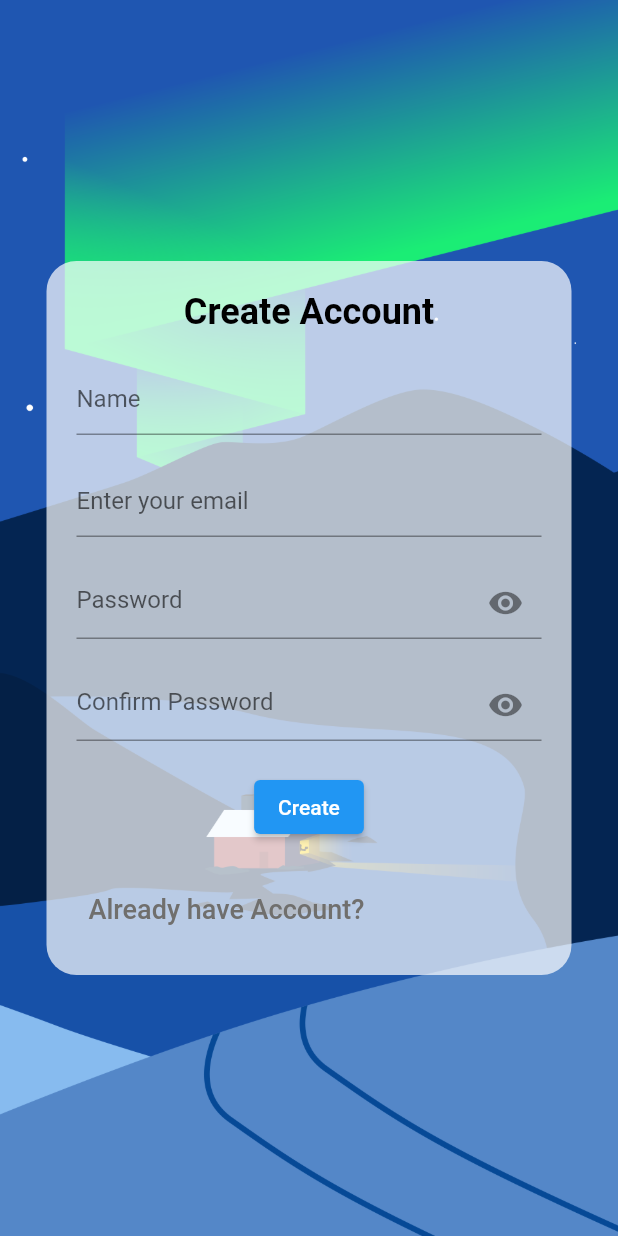
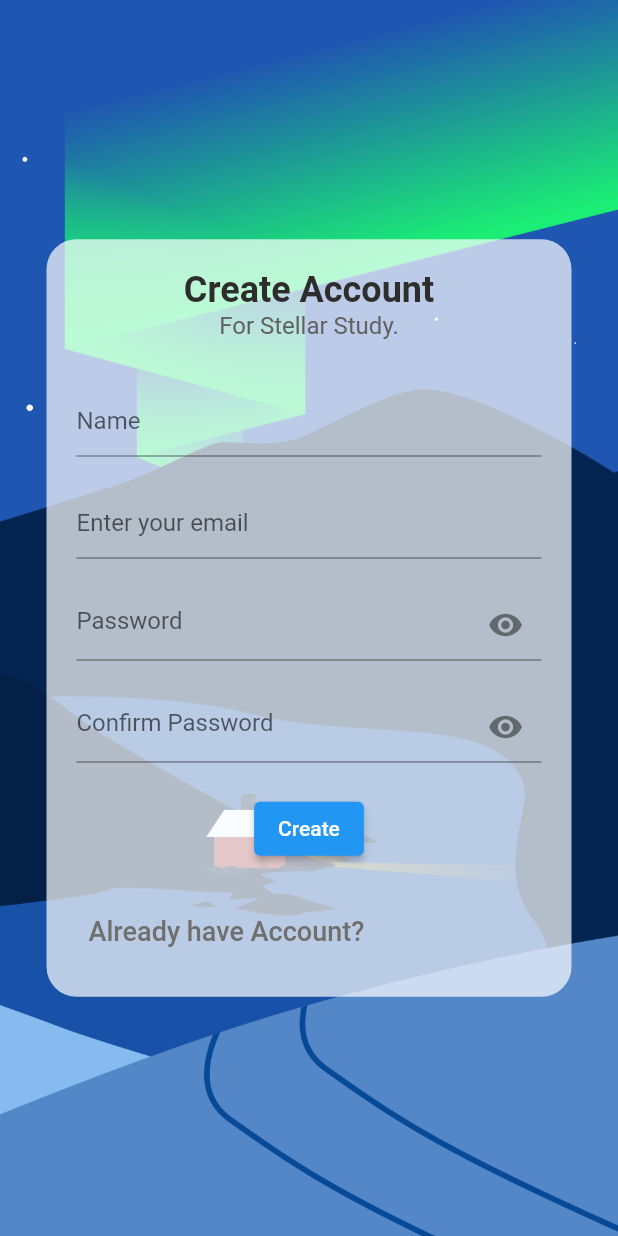
Before and after one commit to rai-Aman/Stellar-Study-Application, a Flutter app: the MyLogin screen opened by its route, after a tap on "Login", after a tap on "Sign Up", on a phone screen of 412 x 824 dp. Run offline on Flutter 3.47's test engine with Material 2 defaults, Android fonts, the light colour scheme and no system bars; drawn by our look-alikes of animated_text_kit; our stand-ins replace sqflite; accounts and stored records are empty.

Commit message:
work for homepage started

```diff
--- /dev/null
+++ b/lib/databaseHelper/user.dart
@@ -0,0 +1,41 @@
+class User {
+  final int userId;
+  final String fullName;
+  final String email;
+  final String password;
+
+  User({
+    required this.userId,
+    required this.fullName,
+    required this.email,
+    required this.password,
+  });
+
+  // Convert a User into a Map. The keys must correspond to the names of the
+  // columns in the database table.
+  Map<String, dynamic> toMap() {
+    return {
+      'userId': userId,
+      'fullName': fullName,
+      'email': email,
+      'password': password,
+
+    };
+  }
+
+  // Convert a Map into a User. The Map must contain all of the fields as keys.
+  factory User.fromMap(Map<String, dynamic> map) {
+    return User(
+      userId: map['userId'],
+      fullName: map['fullName'],
+      email: map['email'],
+      password: map['password'],
+    );
+  }
+
+  // Override the toString method to return a custom string representation
+  @override
+  String toString() {
+    return "User:{userId: $userId, fullName: $fullName, email: $email, password: $password,}\n";
+  }
+}
--- a/lib/login.dart
+++ b/lib/login.dart
@@ -1,5 +1,6 @@
 import 'package:flutter/material.dart';
 import 'functions.dart';
+import 'package:animated_text_kit/animated_text_kit.dart';
 
 class MyLogin extends StatefulWidget {
   const MyLogin({Key? key}) : super(key: key);
@@ -8,25 +9,24 @@
   State<MyLogin> createState() => _MyLoginState();
 }
 
-class _MyLoginState extends State<MyLogin> {
+class _MyLoginState extends State<MyLogin> with SingleTickerProviderStateMixin {
   final formKey = GlobalKey<FormState>(); //key for form
   bool _obscureText = true;
-
   @override
   Widget build(BuildContext context) {
     return Scaffold(
-      appBar: AppBar(
-        backgroundColor: Colors.grey[800],
-        elevation: 0,
-        title: const Text(
-          'Stellar Study',
-          style: TextStyle(
-            color: Color.fromRGBO(252, 250, 250, 1),
-            fontSize: 24,
-            fontWeight: FontWeight.bold,
-          ),
-        ),
-      ),
+      // appBar: AppBar(
+      //   backgroundColor: Colors.grey[800],
+      //   elevation: 0,
+      //   title: const Text(
+      //     'Stellar Study',
+      //     style: TextStyle(
+      //       color: Color.fromRGBO(252, 250, 250, 1),
+      //       fontSize: 24,
+      //       fontWeight: FontWeight.bold,
+      //     ),
+      //   ),
+      // ),
       body: SingleChildScrollView(
         child: Container(
           height: MediaQuery.of(context).size.height,
@@ -51,20 +51,45 @@
                 child: Column(
                   mainAxisSize: MainAxisSize.min,
                   children: [
-                    const Text(
-                      'Welcome.',
-                      style: TextStyle(
-                        fontSize: 24,
-                        fontWeight: FontWeight.bold,
-                        color: Colors.black,
-                      ),
+                    AnimatedTextKit(
+                      animatedTexts: [
+                        TyperAnimatedText(
+                          'Login',
+                          textStyle: const TextStyle(
+                            fontSize: 24,
+                            fontWeight: FontWeight.bold,
+                            color: Color.fromARGB(255, 46, 45, 45),
+                          ),
+                          speed: const Duration(milliseconds: 120),
+                        ),
+                      ],
+                      totalRepeatCount: 1, // set to 0 to play animation once
+                      pause: const Duration(seconds: 1),
                     ),
+                    AnimatedTextKit(
+                      animatedTexts: [
+                        TyperAnimatedText(
+                          'Please sign in to Stellar Study.',
+                          textStyle: TextStyle(
+                            fontSize: 16,
+                            color: Colors.grey[700],
+                          ),
+                          speed: const Duration(milliseconds: 100),
+                        ),
+                      ],
+                      repeatForever:
+                          true, // set to true to repeat animation indefinitely
+                      pause: const Duration(seconds: 1),
+                    ),
+                    const SizedBox(height: 30),
                     TextFormField(
                       decoration: const InputDecoration(
                         hintText: 'Enter your email',
                       ),
                       keyboardType: TextInputType.emailAddress,
                       validator: (value) => validateEmail(value?.toLowerCase()),
+                      autovalidateMode: AutovalidateMode
+                          .onUserInteraction, // enable live validation
                     ),
                     const SizedBox(height: 20),
                     TextFormField(
--- a/lib/registration.dart
+++ b/lib/registration.dart
@@ -1,7 +1,7 @@
 import 'package:flutter/material.dart';
-import 'package:flutter/src/widgets/framework.dart';
-import 'package:flutter/src/widgets/placeholder.dart';
-
+import 'package:animated_text_kit/animated_text_kit.dart';
+import 'package:production_project_application/main.dart';
+import 'databaseHelper/connectionDB.dart';
 import 'functions.dart';
 
 class MyRegistration extends StatefulWidget {
@@ -13,24 +13,13 @@
 
 class _MyRegistrationState extends State<MyRegistration> {
   final formKey = GlobalKey<FormState>(); //key for form
+  //Create a TextEditingController object:
+  final List<TextEditingController> _userData =
+      List.generate(5, (_) => TextEditingController());
+
   bool _obscureText = true;
   String? _password;
   String? _confirmPassword;
-  // bool passwordMatch = false;
-  // bool confirmPasswordMatch = false;
-
-  // void _checkPasswordMatch() {
-  //   setState(() {
-  //     passwordMatch = _password == _confirmPassword;
-  //   });
-  // }
-
-  // void _checkConfirmPasswordMatch() {
-  //   setState(() {
-  //     confirmPasswordMatch = _password == _confirmPassword;
-  //   });
-  // }
-
   @override
   Widget build(BuildContext context) {
     return Scaffold(
@@ -49,7 +38,7 @@
               padding: const EdgeInsets.all(20),
               decoration: BoxDecoration(
                 color: const Color.fromRGBO(
-                    255, 255, 255, 0.7), // set alpha to 0.8 for 80% opacity
+                    255, 255, 255, 0.7), // set alpha to 0.7 for 70% opacity
                 borderRadius: BorderRadius.circular(20),
               ),
               child: Form(
@@ -58,36 +47,65 @@
                 child: Column(
                   mainAxisSize: MainAxisSize.min,
                   children: [
-                    const Text(
-                      'Create Account',
-                      style: TextStyle(
-                        fontSize: 24,
-                        fontWeight: FontWeight.bold,
-                        color: Colors.black,
-                      ),
+                    AnimatedTextKit(
+                      animatedTexts: [
+                        TyperAnimatedText(
+                          'Create Account',
+                          textStyle: const TextStyle(
+                            fontSize: 24,
+                            fontWeight: FontWeight.bold,
+                            color: Color.fromARGB(255, 46, 45, 45),
+                          ),
+                          speed: const Duration(milliseconds: 100),
+                        ),
+                      ],
+                      totalRepeatCount: 1, // set to 1 to play animation once
+                      pause: const Duration(seconds: 1),
                     ),
-                    const SizedBox(height: 20),
+                    AnimatedTextKit(
+                      animatedTexts: [
+                        TyperAnimatedText(
+                          'For Stellar Study.',
+                          textStyle: TextStyle(
+                            fontSize: 16,
+                            color: Colors.grey[700],
+                          ),
+                          speed: const Duration(milliseconds: 100),
+                        ),
+                      ],
+                      repeatForever:
+                          true, // set to true to repeat animation indefinitely
+                      pause: const Duration(seconds: 1),
+                    ),
+                    const SizedBox(height: 30),
                     TextFormField(
+                      controller: _userData[0],
                       decoration: const InputDecoration(
                         hintText: 'Name',
                       ),
+                      keyboardType: TextInputType.name,
                       validator: (value) {
                         if (value == null || value.isEmpty) {
                           return 'Please Enter your name';
                         }
+
                         return null;
                       },
                     ),
                     const SizedBox(height: 20),
                     TextFormField(
+                      controller: _userData[1],
                       decoration: const InputDecoration(
                         hintText: 'Enter your email',
                       ),
                       keyboardType: TextInputType.emailAddress,
                       validator: (value) => validateEmail(value?.toLowerCase()),
+                      autovalidateMode: AutovalidateMode
+                          .onUserInteraction, // enable live validation
                     ),
                     const SizedBox(height: 20),
                     TextFormField(
+                      controller: _userData[2],
                       obscureText: _obscureText,
                       decoration: InputDecoration(
                         hintText: 'Password',
@@ -148,6 +166,7 @@
                       onPressed: () {
                         if (formKey.currentState!.validate()) {
                           // The form is valid. Do something here, like logging in the user.
+                          connectionDB().main(_userData);
                         }
                       },
                       child: const Text('Create'),
```
Also changed, not shown: lib/databaseHelper/connectionDB.dart (added, +103 -0 lines), lib/main.dart (+7 -4 lines), lib/stellarHome.dart (added, +37 -0 lines), pubspec.yaml (+7 -0 lines), pubspec.lock, 1 other file.
